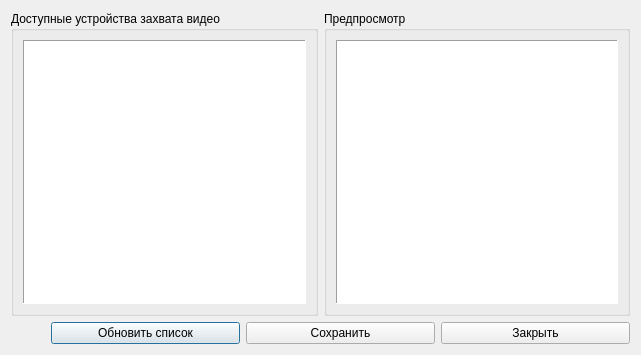
Above: capt_sel.ui from Fagear/SDVPCMdecoder before the change. Below: the same form after it.
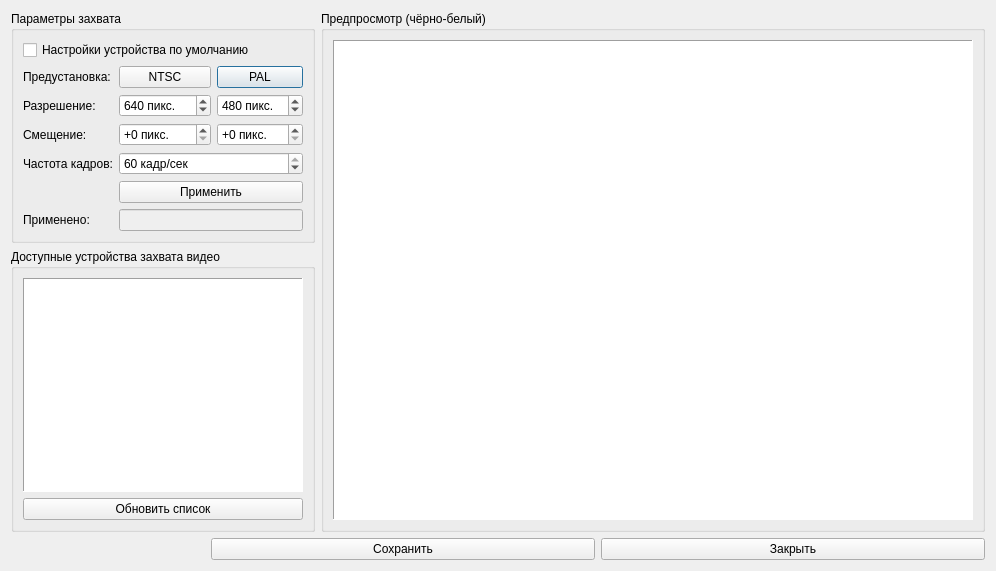
That is the form after the change.

Commit message:
Frame counter, GUI and capture updates
Almost working capture preview, deprecated features in video processor, updated frame counter from uint16_t to uint32_t, window position saving fixes, added total frame counter, GUI fixes.

```diff
--- a/capt_sel.ui
+++ b/capt_sel.ui
@@ -6,43 +6,297 @@
    <rect>
     <x>0</x>
     <y>0</y>
-    <width>641</width>
-    <height>355</height>
+    <width>974</width>
+    <height>564</height>
    </rect>
   </property>
   <property name="windowTitle">
    <string>Выбор устройства захвата видео</string>
   </property>
-  <layout class="QVBoxLayout" name="verticalLayout_2">
+  <layout class="QVBoxLayout" name="verticalLayout_3">
    <item>
     <layout class="QHBoxLayout" name="horizontalLayout">
      <item>
-      <widget class="QGroupBox" name="gbxDeviceList">
-       <property name="title">
-        <string>Доступные устройства захвата видео</string>
-       </property>
-       <layout class="QVBoxLayout" name="verticalLayout">
-        <item>
-         <widget class="QListWidget" name="listWidget">
-          <property name="frameShape">
-           <enum>QFrame::Panel</enum>
-          </property>
-         </widget>
-        </item>
-       </layout>
-      </widget>
+      <layout class="QVBoxLayout" name="verticalLayout_2">
+       <item>
+        <widget class="QGroupBox" name="gbxOptions">
+         <property name="sizePolicy">
+          <sizepolicy hsizetype="Preferred" vsizetype="Minimum">
+           <horstretch>0</horstretch>
+           <verstretch>0</verstretch>
+          </sizepolicy>
+         </property>
+         <property name="title">
+          <string>Параметры захвата</string>
+         </property>
+         <layout class="QGridLayout" name="gridLayout">
+          <item row="3" column="1">
+           <widget class="QSpinBox" name="spbXOffset">
+            <property name="suffix">
+             <string> пикс.</string>
+            </property>
+            <property name="prefix">
+             <string notr="true">+</string>
+            </property>
+            <property name="maximum">
+             <number>1024</number>
+            </property>
+           </widget>
+          </item>
+          <item row="2" column="1">
+           <widget class="QSpinBox" name="spbSetWidth">
+            <property name="suffix">
+             <string> пикс.</string>
+            </property>
+            <property name="minimum">
+             <number>320</number>
+            </property>
+            <property name="maximum">
+             <number>1024</number>
+            </property>
+            <property name="value">
+             <number>640</number>
+            </property>
+           </widget>
+          </item>
+          <item row="4" column="1" colspan="2">
+           <widget class="QSpinBox" name="spbSetFPS">
+            <property name="suffix">
+             <string> кадр/сек</string>
+            </property>
+            <property name="minimum">
+             <number>5</number>
+            </property>
+            <property name="maximum">
+             <number>60</number>
+            </property>
+            <property name="value">
+             <number>60</number>
+            </property>
+           </widget>
+          </item>
+          <item row="1" column="2">
+           <widget class="QPushButton" name="btnPAL">
+            <property name="sizePolicy">
+             <sizepolicy hsizetype="Minimum" vsizetype="Preferred">
+              <horstretch>0</horstretch>
+              <verstretch>0</verstretch>
+             </sizepolicy>
+            </property>
+            <property name="text">
+             <string notr="true">PAL</string>
+            </property>
+           </widget>
+          </item>
+          <item row="6" column="0">
+           <widget class="QLabel" name="lblUsing">
+            <property name="text">
+             <string>Применено:</string>
+            </property>
+           </widget>
+          </item>
+          <item row="1" column="0">
+           <widget class="QLabel" name="lblPreset">
+            <property name="text">
+             <string>Предустановка:</string>
+            </property>
+           </widget>
+          </item>
+          <item row="6" column="1" colspan="2">
+           <widget class="QLineEdit" name="edtApplied">
+            <property name="enabled">
+             <bool>false</bool>
+            </property>
+            <property name="mouseTracking">
+             <bool>false</bool>
+            </property>
+            <property name="focusPolicy">
+             <enum>Qt::NoFocus</enum>
+            </property>
+            <property name="readOnly">
+             <bool>true</bool>
+            </property>
+           </widget>
+          </item>
+          <item row="4" column="0">
+           <widget class="QLabel" name="lblFramerate">
+            <property name="text">
+             <string>Частота кадров:</string>
+            </property>
+           </widget>
+          </item>
+          <item row="3" column="0">
+           <widget class="QLabel" name="lblOffset">
+            <property name="text">
+             <string>Смещение:</string>
+            </property>
+           </widget>
+          </item>
+          <item row="1" column="1">
+           <widget class="QPushButton" name="btnNTSC">
+            <property name="sizePolicy">
+             <sizepolicy hsizetype="Minimum" vsizetype="Preferred">
+              <horstretch>0</horstretch>
+              <verstretch>0</verstretch>
+             </sizepolicy>
+            </property>
+            <property name="text">
+             <string notr="true">NTSC</string>
+            </property>
+           </widget>
+          </item>
+          <item row="2" column="2">
+           <widget class="QSpinBox" name="spbSetHeight">
+            <property name="suffix">
+             <string> пикс.</string>
+            </property>
+            <property name="minimum">
+             <number>240</number>
+            </property>
+            <property name="maximum">
+             <number>768</number>
+            </property>
+            <property name="value">
+             <number>480</number>
+            </property>
+           </widget>
+          </item>
+          <item row="2" column="0">
+           <widget class="QLabel" name="lblResolution">
+            <property name="text">
+             <string>Разрешение:</string>
+            </property>
+           </widget>
+          </item>
+          <item row="3" column="2">
+           <widget class="QSpinBox" name="spbYOffset">
+            <property name="suffix">
+             <string> пикс.</string>
+            </property>
+            <property name="prefix">
+             <string notr="true">+</string>
+            </property>
+            <property name="maximum">
+             <number>768</number>
+            </property>
+           </widget>
+          </item>
+          <item row="5" column="1" colspan="2">
+           <widget class="QPushButton" name="btnApply">
+            <property name="sizePolicy">
+             <sizepolicy hsizetype="Minimum" vsizetype="Preferred">
+              <horstretch>0</horstretch>
+              <verstretch>0</verstretch>
+             </sizepolicy>
+            </property>
+            <property name="text">
+             <string>Применить</string>
+            </property>
+           </widget>
+          </item>
+          <item row="0" column="0" colspan="3">
+           <widget class="QCheckBox" name="cbxDefaults">
+            <property name="sizePolicy">
+             <sizepolicy hsizetype="Minimum" vsizetype="Preferred">
+              <horstretch>0</horstretch>
+              <verstretch>0</verstretch>
+             </sizepolicy>
+            </property>
+            <property name="text">
+             <string>Настройки устройства по умолчанию</string>
+            </property>
+           </widget>
+          </item>
+         </layout>
+        </widget>
+       </item>
+       <item>
+        <widget class="QGroupBox" name="gbxDeviceList">
+         <property name="title">
+          <string>Доступные устройства захвата видео</string>
+         </property>
+         <layout class="QVBoxLayout" name="verticalLayout">
+          <item>
+           <widget class="QListWidget" name="listWidget">
+            <property name="sizePolicy">
+             <sizepolicy hsizetype="MinimumExpanding" vsizetype="MinimumExpanding">
+              <horstretch>0</horstretch>
+              <verstretch>0</verstretch>
+             </sizepolicy>
+            </property>
+            <property name="frameShape">
+             <enum>QFrame::Panel</enum>
+            </property>
+           </widget>
+          </item>
+          <item>
+           <widget class="QPushButton" name="btnRefresh">
+            <property name="sizePolicy">
+             <sizepolicy hsizetype="Preferred" vsizetype="Maximum">
+              <horstretch>0</horstretch>
+              <verstretch>0</verstretch>
+             </sizepolicy>
+            </property>
+            <property name="text">
+             <string>Обновить список</string>
+            </property>
+           </widget>
+          </item>
+         </layout>
+        </widget>
+       </item>
+      </layout>
      </item>
      <item>
       <widget class="QGroupBox" name="gbxPreview">
        <property name="title">
-        <string>Предпросмотр</string>
+        <string>Предпросмотр (чёрно-белый)</string>
        </property>
        <layout class="QHBoxLayout" name="horizontalLayout_2">
         <item>
          <widget class="QGraphicsView" name="viewport">
+          <property name="sizePolicy">
+           <sizepolicy hsizetype="Fixed" vsizetype="Fixed">
+            <horstretch>0</horstretch>
+            <verstretch>0</verstretch>
+           </sizepolicy>
+          </property>
+          <property name="minimumSize">
+           <size>
+            <width>640</width>
+            <height>480</height>
+           </size>
+          </property>
+          <property name="maximumSize">
+           <size>
+            <width>640</width>
+            <height>480</height>
+           </size>
+          </property>
+          <property name="focusPolicy">
+           <enum>Qt::NoFocus</enum>
+          </property>
           <property name="frameShape">
            <enum>QFrame::Panel</enum>
           </property>
+          <property name="verticalScrollBarPolicy">
+           <enum>Qt::ScrollBarAlwaysOff</enum>
+          </property>
+          <property name="horizontalScrollBarPolicy">
+           <enum>Qt::ScrollBarAlwaysOff</enum>
+          </property>
+          <property name="sizeAdjustPolicy">
+           <enum>QAbstractScrollArea::AdjustToContentsOnFirstShow</enum>
+          </property>
+          <property name="backgroundBrush">
+           <brush brushstyle="SolidPattern">
+            <color alpha="255">
+             <red>0</red>
+             <green>0</green>
+             <blue>0</blue>
+            </color>
+           </brush>
+          </property>
          </widget>
         </item>
        </layout>
@@ -62,25 +316,12 @@
        </property>
        <property name="sizeHint" stdset="0">
         <size>
-         <width>40</width>
+         <width>200</width>
          <height>20</height>
         </size>
        </property>
       </spacer>
      </item>
-     <item>
-      <widget class="QPushButton" name="btnRefresh">
-       <property name="sizePolicy">
-        <sizepolicy hsizetype="Preferred" vsizetype="Maximum">
-         <horstretch>0</horstretch>
-         <verstretch>0</verstretch>
-        </sizepolicy>
-       </property>
-       <property name="text">
-        <string>Обновить список</string>
-       </property>
-      </widget>
-     </item>
      <item>
       <widget class="QPushButton" name="btnSave">
        <property name="sizePolicy">
```
Left out of the diff: 17 changed lines with no effect on the pictures. The commit also changes 42 other files.
